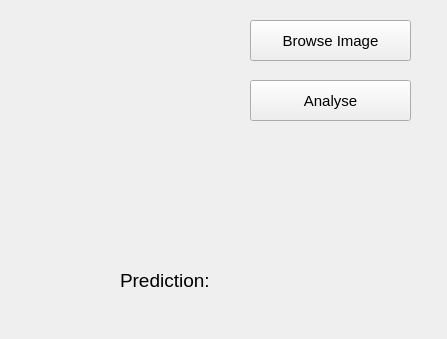
Before: the Qt Designer form design.ui in samir2901/Galaxy-Image-Classifier, drawn with Qt 5.
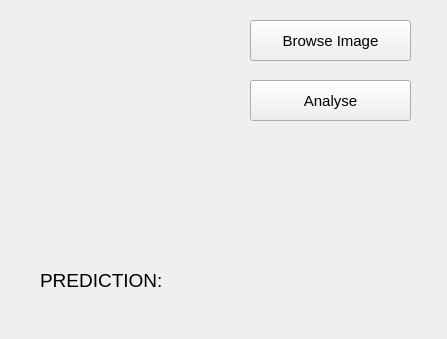
After: the same form once the commit is applied.

```diff
--- a/design.ui
+++ b/design.ui
@@ -36,9 +36,9 @@
    <widget class="QLabel" name="label">
     <property name="geometry">
      <rect>
-      <x>120</x>
+      <x>40</x>
       <y>260</y>
-      <width>221</width>
+      <width>361</width>
       <height>41</height>
      </rect>
     </property>
@@ -49,7 +49,7 @@
      </font>
     </property>
     <property name="text">
-     <string>Prediction:</string>
+     <string>PREDICTION:</string>
     </property>
    </widget>
    <widget class="QPushButton" name="browseImageBtn">
```
